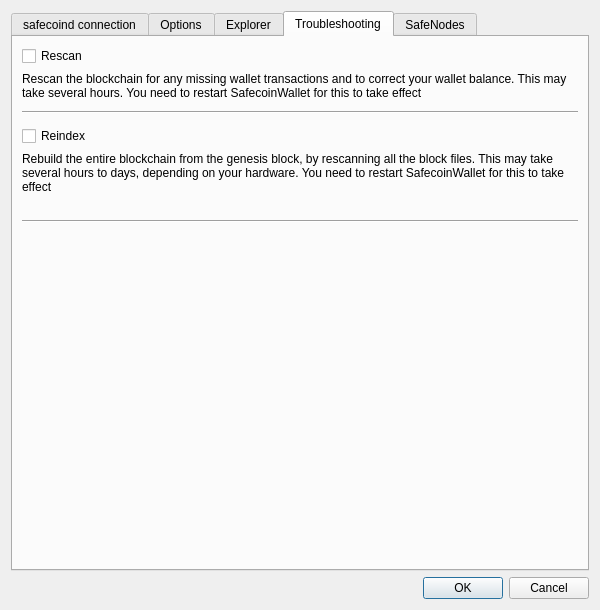
Above: src/settings.ui from OleksandrBlack/safecoin-qt-wallet before the change. Below: the same form after it.
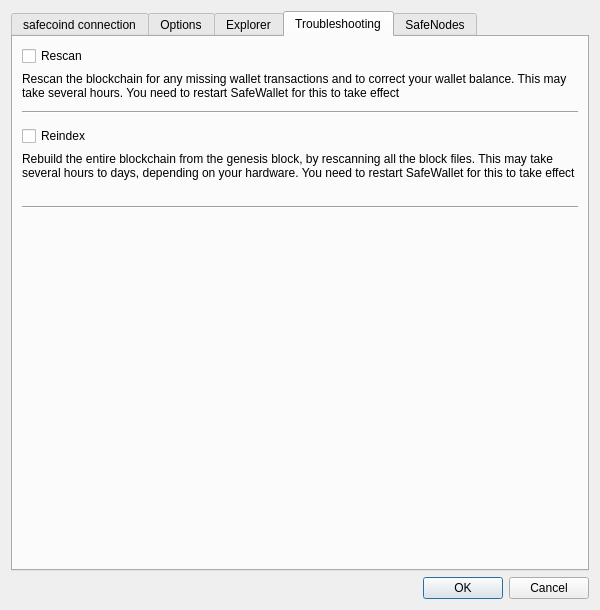
That is the form after the change. The open tabs and pages were chosen to show the change. Icons and pictures are not drawn.

Commit message: branding SafeWallet and fix translations

Diff of the .ui file:
```diff
--- a/src/settings.ui
+++ b/src/settings.ui
@@ -796,7 +796,7 @@
        <item row="1" column="0">
         <widget class="QLabel" name="label_9">
          <property name="text">
-          <string>Rescan the blockchain for any missing wallet transactions and to correct your wallet balance. This may take several hours. You need to restart SafecoinWallet for this to take effect</string>
+          <string>Rescan the blockchain for any missing wallet transactions and to correct your wallet balance. This may take several hours. You need to restart SafeWallet for this to take effect</string>
          </property>
          <property name="wordWrap">
           <bool>true</bool>
@@ -840,7 +840,7 @@
        <item row="6" column="0">
         <widget class="QLabel" name="label_11">
          <property name="text">
-          <string>Rebuild the entire blockchain from the genesis block, by rescanning all the block files. This may take several hours to days, depending on your hardware. You need to restart SafecoinWallet for this to take effect</string>
+          <string>Rebuild the entire blockchain from the genesis block, by rescanning all the block files. This may take several hours to days, depending on your hardware. You need to restart SafeWallet for this to take effect</string>
          </property>
          <property name="wordWrap">
           <bool>true</bool>
```
The commit also changes 36 other files.
